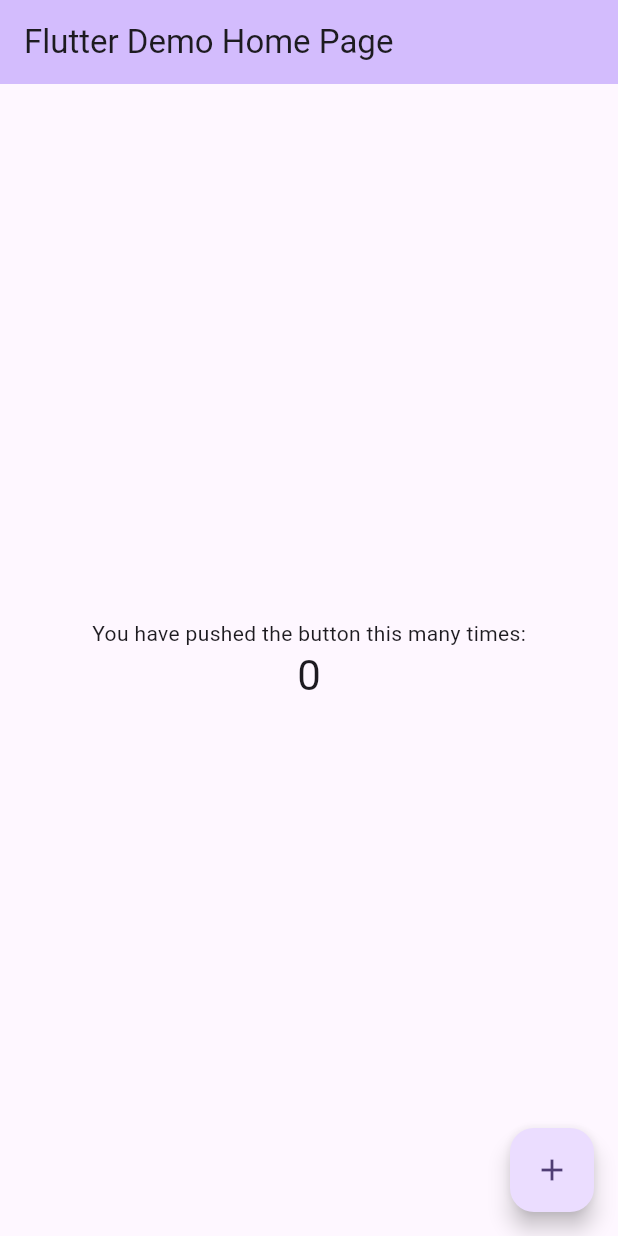
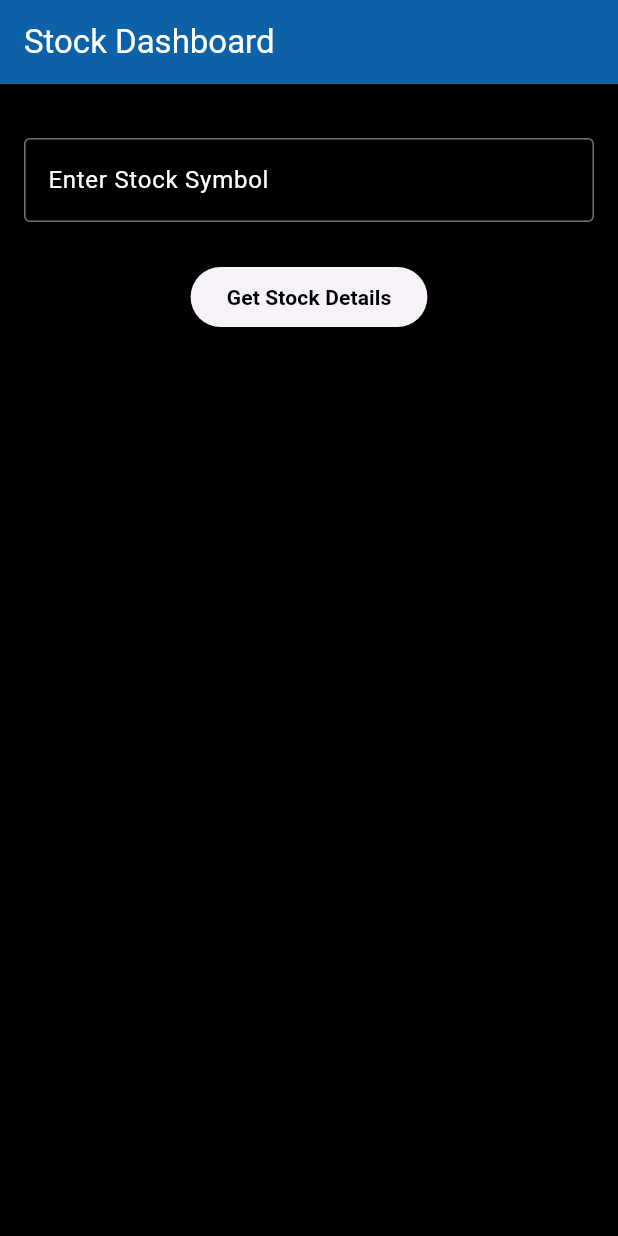
Before and after one commit to limsonts/stock_data, a Flutter app: the screen it shows after launch, on a phone screen of 412 x 824 dp. Run offline on Flutter 3.47's test engine with Material 3 defaults, Android fonts, the phone set to English and light mode, and no system bars; our stand-ins replace fl_chart.

Commit message:
stock_data

```diff
--- a/lib/main.dart
+++ b/lib/main.dart
@@ -1,4 +1,6 @@
 import 'package:flutter/material.dart';
+import 'package:stock_data/views/stock_details.dart';
+
 
 void main() {
   runApp(const MyApp());
@@ -7,119 +9,70 @@
 class MyApp extends StatelessWidget {
   const MyApp({super.key});
 
-  // This widget is the root of your application.
   @override
   Widget build(BuildContext context) {
     return MaterialApp(
-      title: 'Flutter Demo',
+      title: 'Stock Dashboard',
       theme: ThemeData(
-        // This is the theme of your application.
-        //
-        // TRY THIS: Try running your application with "flutter run". You'll see
-        // the application has a purple toolbar. Then, without quitting the app,
-        // try changing the seedColor in the colorScheme below to Colors.green
-        // and then invoke "hot reload" (save your changes or press the "hot
-        // reload" button in a Flutter-supported IDE, or press "r" if you used
-        // the command line to start the app).
-        //
-        // Notice that the counter didn't reset back to zero; the application
-        // state is not lost during the reload. To reset the state, use hot
-        // restart instead.
-        //
-        // This works for code too, not just values: Most code changes can be
-        // tested with just a hot reload.
-        colorScheme: ColorScheme.fromSeed(seedColor: Colors.deepPurple),
-        useMaterial3: true,
+        primarySwatch: Colors.blue,
       ),
-      home: const MyHomePage(title: 'Flutter Demo Home Page'),
+      home: HomePage(),
     );
   }
 }
 
-class MyHomePage extends StatefulWidget {
-  const MyHomePage({super.key, required this.title});
-
-  // This widget is the home page of your application. It is stateful, meaning
-  // that it has a State object (defined below) that contains fields that affect
-  // how it looks.
-
-  // This class is the configuration for the state. It holds the values (in this
-  // case the title) provided by the parent (in this case the App widget) and
-  // used by the build method of the State. Fields in a Widget subclass are
-  // always marked "final".
-
-  final String title;
+class HomePage extends StatefulWidget {
+  const HomePage({super.key});
 
   @override
-  State<MyHomePage> createState() => _MyHomePageState();
+  _HomePageState createState() => _HomePageState();
 }
 
-class _MyHomePageState extends State<MyHomePage> {
-  int _counter = 0;
-
-  void _incrementCounter() {
-    setState(() {
-      // This call to setState tells the Flutter framework that something has
-      // changed in this State, which causes it to rerun the build method below
-      // so that the display can reflect the updated values. If we changed
-      // _counter without calling setState(), then the build method would not be
-      // called again, and so nothing would appear to happen.
-      _counter++;
-    });
-  }
+class _HomePageState extends State<HomePage> {
+  final TextEditingController _controller = TextEditingController();
 
   @override
   Widget build(BuildContext context) {
-    // This method is rerun every time setState is called, for instance as done
-    // by the _incrementCounter method above.
-    //
-    // The Flutter framework has been optimized to make rerunning build methods
-    // fast, so that you can just rebuild anything that needs updating rather
-    // than having to individually change instances of widgets.
     return Scaffold(
       appBar: AppBar(
-        // TRY THIS: Try changing the color here to a specific color (to
-        // Colors.amber, perhaps?) and trigger a hot reload to see the AppBar
-        // change color while the other colors stay the same.
-        backgroundColor: Theme.of(context).colorScheme.inversePrimary,
-        // Here we take the value from the MyHomePage object that was created by
-        // the App.build method, and use it to set our appbar title.
-        title: Text(widget.title),
+        title: Text('Stock Dashboard',style: TextStyle(color: Colors.white),),
+        backgroundColor: const Color.fromARGB(255, 12, 97, 167),
       ),
-      body: Center(
-        // Center is a layout widget. It takes a single child and positions it
-        // in the middle of the parent.
+      body: Container(
+        color: Colors.black,
         child: Column(
-          // Column is also a layout widget. It takes a list of children and
-          // arranges them vertically. By default, it sizes itself to fit its
-          // children horizontally, and tries to be as tall as its parent.
-          //
-          // Column has various properties to control how it sizes itself and
-          // how it positions its children. Here we use mainAxisAlignment to
-          // center the children vertically; the main axis here is the vertical
-          // axis because Columns are vertical (the cross axis would be
-          // horizontal).
-          //
-          // TRY THIS: Invoke "debug painting" (choose the "Toggle Debug Paint"
-          // action in the IDE, or press "p" in the console), to see the
-          // wireframe for each widget.
-          mainAxisAlignment: MainAxisAlignment.center,
-          children: <Widget>[
-            const Text(
-              'You have pushed the button this many times:',
+          children: [
+            SizedBox(height: 20,),
+            Padding(
+              padding: const EdgeInsets.all(16.0),
+              child: TextField(
+                style: TextStyle(color: Colors.white),
+                controller: _controller,
+                decoration: InputDecoration(
+                  labelText: 'Enter Stock Symbol',
+
+                  labelStyle: TextStyle(color: Colors.white),
+                  border: OutlineInputBorder(),
+                ),
+              ),
             ),
-            Text(
-              '$_counter',
-              style: Theme.of(context).textTheme.headlineMedium,
+            SizedBox(height: 10),
+            ElevatedButton(
+              onPressed: () {
+                if (_controller.text.isNotEmpty) {
+                  Navigator.push(
+                    context,
+                    MaterialPageRoute(
+                      builder: (context) => StockDetailsPage(symbol: _controller.text),
+                    ),
+                  );
+                }
+              },
+              child: Text('Get Stock Details',style: TextStyle(fontWeight: FontWeight.bold,color: Colors.black),),
             ),
           ],
         ),
       ),
-      floatingActionButton: FloatingActionButton(
-        onPressed: _incrementCounter,
-        tooltip: 'Increment',
-        child: const Icon(Icons.add),
-      ), // This trailing comma makes auto-formatting nicer for build methods.
     );
   }
 }
--- /dev/null
+++ b/lib/service/stock_service.dart
@@ -0,0 +1,13 @@
+import 'dart:math';
+
+class StockService {
+  final Random _random = Random();
+
+  double getCurrentPrice(String symbol) {
+    return 100 + _random.nextDouble() * 100; // Generate a random price between 100 and 200
+  }
+
+  List<double> getHistoricalPrices(String symbol) {
+    return List.generate(30, (_) => 100 + _random.nextDouble() * 100); // Generate 30 random prices
+  }
+}
```
Also changed, not shown: lib/views/stock_details.dart (added, +119 -0 lines), pubspec.yaml (+7 -0 lines), pubspec.lock.
